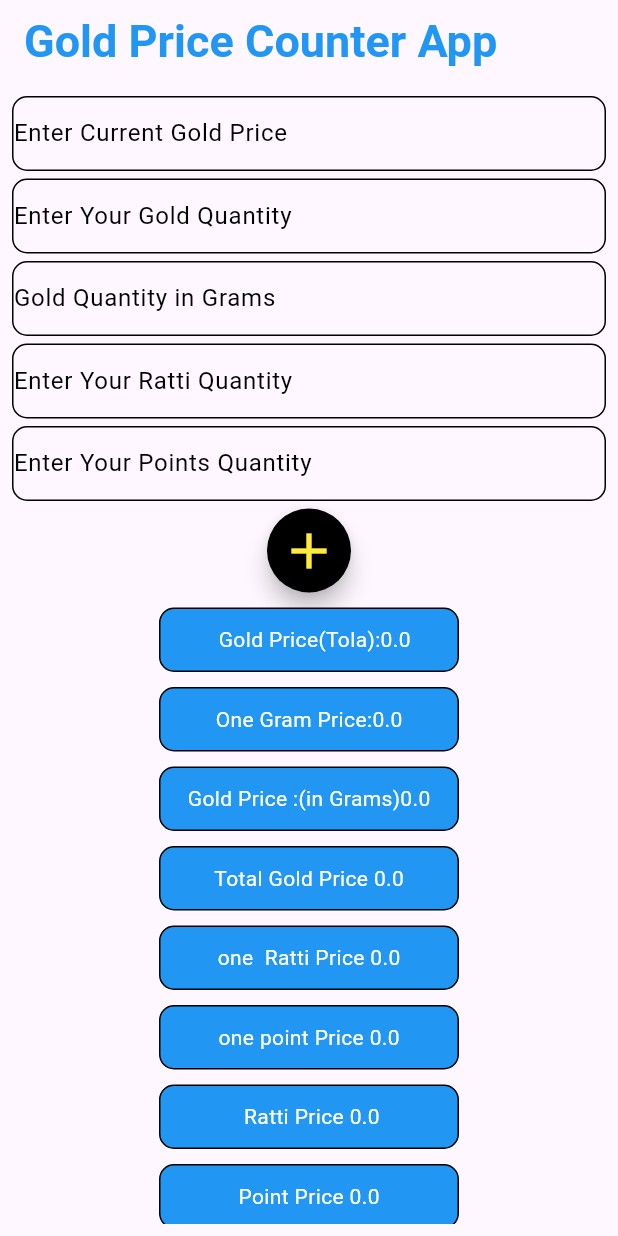
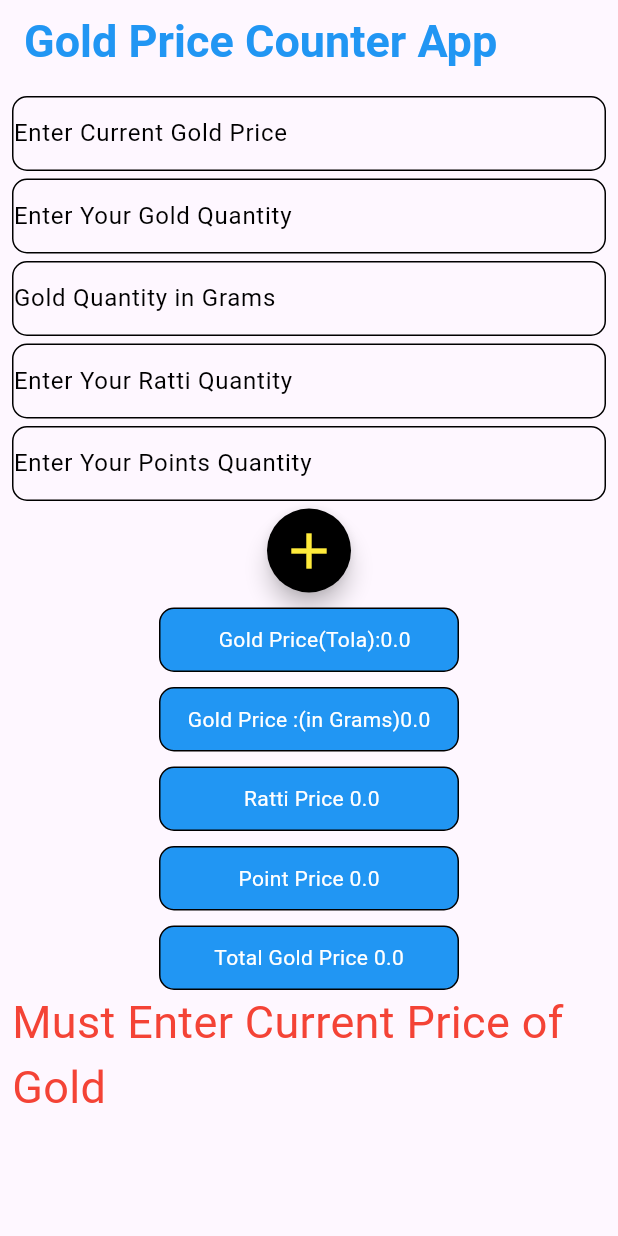
Before and after one commit to AhmadNoor1112/My-First-Project, a Flutter app: the screen it shows after launch, after a tap on the "add" icon, on a phone screen of 412 x 824 dp. Run offline on Flutter 3.47's test engine with Material 3 defaults, Android fonts, the phone set to English and light mode, and no system bars.

Commit message:
update 12

```diff
--- a/lib/GoldApp.dart
+++ b/lib/GoldApp.dart
@@ -9,9 +9,9 @@ class GoldApp extends StatefulWidget {
 }
 class _GoldAppState extends State<GoldApp> {
 
-  TextEditingController a1Controller=TextEditingController();
-  TextEditingController a2Controller=TextEditingController();
-  TextEditingController a3Controller=TextEditingController();
+  TextEditingController CurrentTolaPriceController=TextEditingController();
+  TextEditingController GoldQuantityController=TextEditingController();
+  TextEditingController GramQuantityController=TextEditingController();
   TextEditingController OneRattiController=TextEditingController();
   TextEditingController PointsController=TextEditingController();
   double GoldTotalPrice=0;
@@ -21,8 +21,9 @@ class _GoldAppState extends State<GoldApp> {
   double    GoldprGram=0;
     double RattiPrice=0;
     double PointPrice=0;
-    double  OneRatti=0;
-    double OnePoint=0;
+    //double  OneRatti=0;
+  //  double OnePoint=0;
+  String Error="";
   @override
   Widget build(BuildContext context) {
     return Scaffold(
@@ -44,7 +45,7 @@ class _GoldAppState extends State<GoldApp> {
 
           border: InputBorder.none,
                   ),
-                  controller: a1Controller,
+                  controller: CurrentTolaPriceController,
 
                 ),
               ),
@@ -57,7 +58,7 @@ class _GoldAppState extends State<GoldApp> {
                 border: InputBorder.none,
                   ),
 
-                  controller: a2Controller,
+                  controller: GoldQuantityController,
 
                 ),
               ),
@@ -74,7 +75,7 @@ class _GoldAppState extends State<GoldApp> {
 
               border: InputBorder.none,
                 ),
-                controller: a3Controller,
+                controller: GramQuantityController,
               ),
             ),
 
@@ -117,11 +118,6 @@ class _GoldAppState extends State<GoldApp> {
 
 
 
-
-
-
-
-
               SizedBox(height: 5,),
 
           FloatingActionButton(
@@ -131,43 +127,73 @@ class _GoldAppState extends State<GoldApp> {
             onPressed: (){
 
           //1 Gram=8Ratti,1tola=12grams,so 1tola=96Ratti, and //
-          //one ratti =0.91 (1crrit)=91 points,
-            //one (1)tola =60crrit(58.3),1 tola =5830 points.
-              //1 tola =60x91->pionts in one tola;
+          //1tola=12 gram so 1gram=100 points ->1tola =1200 points ,totalprice *points quantity/1200
+              //1tola=96 ratti->tatalprice*rattiqunatity/96;
+
+ if(CurrentTolaPriceController.text=="" ){
+   Error='Must Enter Current Price of Gold';
 
 
-            double CurrentTolaPrice,YourGold,oneTola,TotalG,RattiQuantity,PointsQuantity;
-            CurrentTolaPrice=double.parse(a1Controller.text);
-            YourGold=double.parse(a2Controller.text);
-            TotalG=double.parse(a3Controller.text);
-             RattiQuantity=double.parse(OneRattiController.text);
-             PointsQuantity=double.parse(PointsController.text);
+              setState(( ) {
+
+ });
+ }
+ else{
+   if(GramQuantityController.text==""){
+     GramQuantityController.text="0";
+   }
+if(GoldQuantityController.text==""){
+  GoldQuantityController.text="0";
+}
+if(OneRattiController.text==""){
+
+  OneRattiController.text="0";
+}
+if(
+PointsController.text==""
+){
+  PointsController.text="0";
+}
+
+ }
 
 
 
 
 
 
-            oneTola=12;
+
+
+            double CurrentTolaPrice,YourGold,oneTola,TotalG,RattiQuantity,PointsQuantity;
+            CurrentTolaPrice=double.parse(CurrentTolaPriceController.text);
+            YourGold=double.parse(GoldQuantityController.text);
+            TotalG=double.parse(GramQuantityController.text);
+             RattiQuantity=double.parse(OneRattiController.text);
+             PointsQuantity=double.parse(PointsController.text);
+
+
+
+           // oneTola=12;
             GoldTotalPrice=CurrentTolaPrice*YourGold;
-            GoldGrams=CurrentTolaPrice/oneTola;
-            GramsPrice=TotalG*GoldGrams;
+           // GoldGrams=CurrentTolaPrice/oneTola;
+            GramsPrice=(CurrentTolaPrice/12)*TotalG;
 
             GramTolaPrice=GramsPrice+GoldTotalPrice+RattiPrice+PointPrice;
-              GoldprGram=TotalG*GoldGrams;
+             // GoldprGram=TotalG*GoldGrams;
               //1ratti=8gram
             //12 gram=1toala ->1tola=12*8 ratti;
             //1rattipric=currenttolalprice/96;
 
-                 OneRatti =CurrentTolaPrice/96;
-              OnePoint=CurrentTolaPrice/1200;
-             RattiPrice=RattiQuantity*OneRatti;
-             PointPrice=RattiQuantity*OnePoint;
+                // OneRatti =CurrentTolaPrice/96;
+              //OnePoint=CurrentTolaPrice/1200;
+             RattiPrice=RattiQuantity*CurrentTolaPrice/96;
+             PointPrice=RattiQuantity*CurrentTolaPrice/1200;
 
 
 
             print(' Gold price:$GoldTotalPrice');
             print(' Gold Price in Grams:$GramsPrice ');
+
 
             setState(() {
 
@@ -195,15 +221,15 @@ class _GoldAppState extends State<GoldApp> {
 
               ),
 
-          SizedBox(height: 10,),
-
-              Container(
-
-                height: 43,
-                width: 200,
-                child: Center(child: Center(child: Text('One Gram Price:$GoldGrams',style: TextStyle(color: Colors.white,),))),
-              decoration: BoxDecoration(border: Border.all(color: Colors.black,),color: Colors.blue,borderRadius: BorderRadius.circular(10)),
-              ),
+          // SizedBox(height: 10,),
+          //
+          //     Container(
+          //
+          //       height: 43,
+          //       width: 200,
+          //       child: Center(child: Center(child: Text('One Gram Price:$GoldGrams',style: TextStyle(color: Colors.white,),))),
+          //     decoration: BoxDecoration(border: Border.all(color: Colors.black,),color: Colors.blue,borderRadius: BorderRadius.circular(10)),
+          //     ),
              SizedBox(height: 10,),
 
              Container(
@@ -217,45 +243,34 @@ class _GoldAppState extends State<GoldApp> {
 
              ),
 
-          SizedBox(height: 10,),
-
-              Container(
-                height: 43,
-                width: 200,
-                child: Center(
-                  child: Text('Total Gold Price $GramTolaPrice',style: TextStyle(color: Colors.white),
-                  ),
-                ),
-                decoration: BoxDecoration(border: Border.all(color: Colors.black,),borderRadius: BorderRadius.circular(10),color: Colors.blue),
-
-              ),
-
-              SizedBox(height: 10,),
 
 
-              Container(
-                height: 43,
-                width: 200,
-                child: Center(
-                  child: Text('one  Ratti Price $OneRatti',style: TextStyle(color: Colors.white),
-                  ),
-                ),
-                decoration: BoxDecoration(border: Border.all(color: Colors.black,),borderRadius: BorderRadius.circular(10),color: Colors.blue),
-
-              ),
-
-              SizedBox(height: 10,),
-
-              Container(
-                height: 43,
-                width: 200,
-                child: Center(
-                  child: Text('one point Price $OnePoint',style: TextStyle(color: Colors.white),
-                  ),
-                ),
-                decoration: BoxDecoration(border: Border.all(color: Colors.black,),borderRadius: BorderRadius.circular(10),color: Colors.blue),
-
-              ),
+              // SizedBox(height: 10,),
+              //
+              //
+              // Container(
+              //   height: 43,
+              //   width: 200,
+              //   child: Center(
+              //     child: Text('one  Ratti Price $OneRatti',style: TextStyle(color: Colors.white),
+              //     ),
+              //   ),
+              //   decoration: BoxDecoration(border: Border.all(color: Colors.black,),borderRadius: BorderRadius.circular(10),color: Colors.blue),
+              //
+              // ),
+              //
+              // SizedBox(height: 10,),
+              //
+              // Container(
+              //   height: 43,
+              //   width: 200,
+              //   child: Center(
+              //     child: Text('one point Price $OnePoint',style: TextStyle(color: Colors.white),
+              //     ),
+              //   ),
+              //   decoration: BoxDecoration(border: Border.all(color: Colors.black,),borderRadius: BorderRadius.circular(10),color: Colors.blue),
+              //
+              // ),
 
               SizedBox(height: 10,),
 
@@ -290,6 +305,18 @@ class _GoldAppState extends State<GoldApp> {
 
 
 
+              SizedBox(height: 10,),
+
+              Container(
+                height: 43,
+                width: 200,
+                child: Center(
+                  child: Text('Total Gold Price $GramTolaPrice',style: TextStyle(color: Colors.white),
+                  ),
+                ),
+                decoration: BoxDecoration(border: Border.all(color: Colors.black,),borderRadius: BorderRadius.circular(10),color: Colors.blue),
+
+              ),
 
 
 
@@ -303,11 +330,7 @@ class _GoldAppState extends State<GoldApp> {
 
 
 
-
-
-
-
-
+              Text('$Error',style: TextStyle(color: Colors.red,fontSize: 30),),
 
 
 
```
